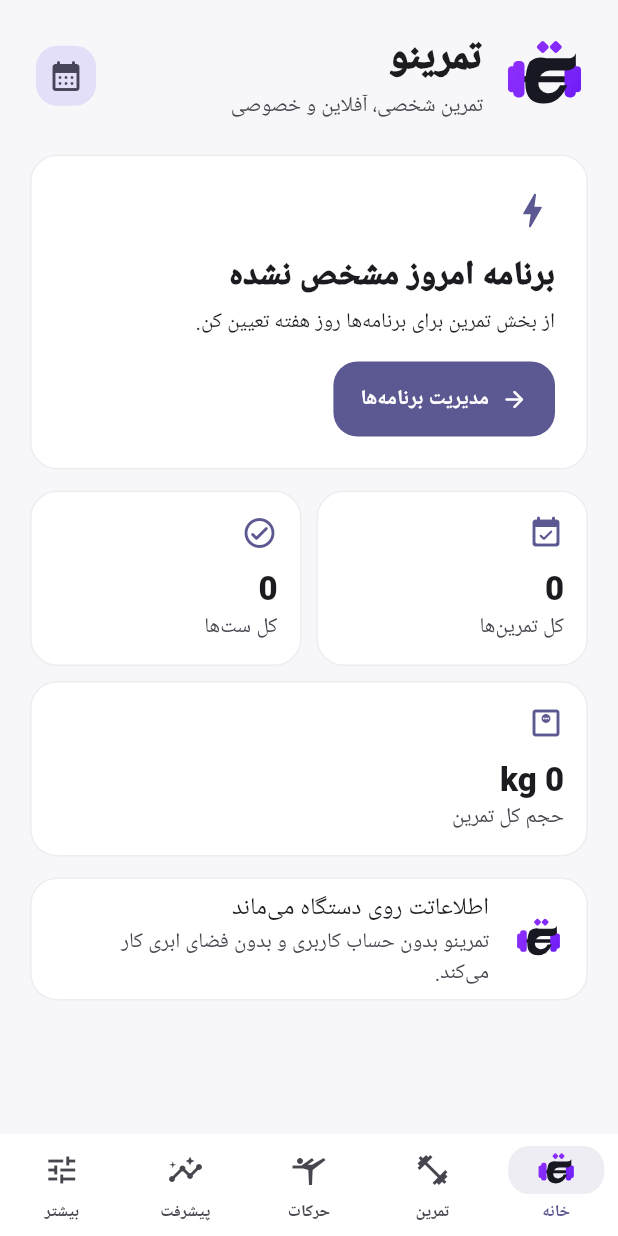
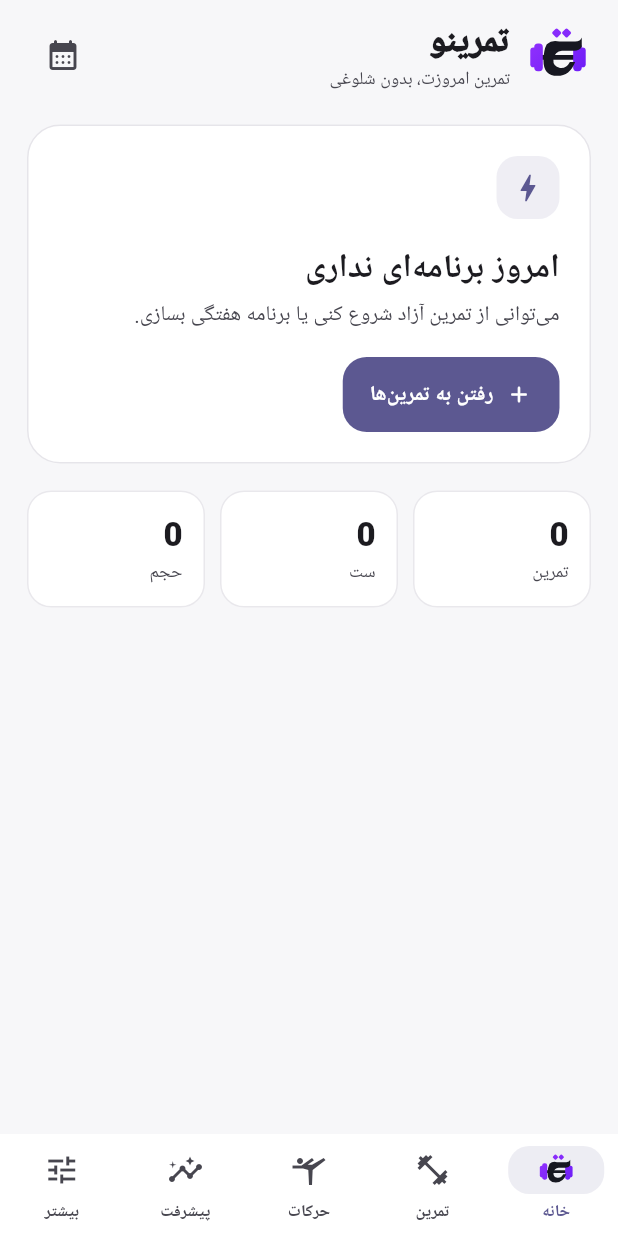
Before and after one commit to sahandse/tamrino, a Flutter app: the screen it shows after launch, on a phone screen of 412 x 824 dp. Run offline on Flutter 3.47's test engine with Material 3 defaults, Android fonts, the phone set to English and light mode, and no system bars; our stand-ins replace file_picker, flutter_local_notifications, flutter_timezone, shared_preferences, sqflite, timezone; accounts and stored records are empty.

Commit message:
design: simplify Tamrino home and settings UI

```diff
--- a/lib/features/home/home_screen.dart
+++ b/lib/features/home/home_screen.dart
@@ -35,16 +35,16 @@ class _HomeScreenState extends State<HomeScreen> {
     return Directionality(
       textDirection: TextDirection.rtl,
       child: Scaffold(
-        body: SafeArea(child: pages[index]),
+        body: SafeArea(child: IndexedStack(index: index, children: pages)),
         bottomNavigationBar: NavigationBar(
           selectedIndex: index,
           onDestinationSelected: (value) => setState(() => index = value),
           destinations: const [
-            NavigationDestination(icon: TamrinoLogo(size: 25), selectedIcon: TamrinoLogo(size: 28), label: 'خانه'),
-            NavigationDestination(icon: Icon(Icons.fitness_center_outlined), label: 'تمرین'),
-            NavigationDestination(icon: Icon(Icons.sports_gymnastics_outlined), label: 'حرکات'),
-            NavigationDestination(icon: Icon(Icons.insights_outlined), label: 'پیشرفت'),
-            NavigationDestination(icon: Icon(Icons.tune_outlined), label: 'بیشتر'),
+            NavigationDestination(icon: TamrinoLogo(size: 23), selectedIcon: TamrinoLogo(size: 26), label: 'خانه'),
+            NavigationDestination(icon: Icon(Icons.fitness_center_outlined), selectedIcon: Icon(Icons.fitness_center_rounded), label: 'تمرین'),
+            NavigationDestination(icon: Icon(Icons.sports_gymnastics_outlined), selectedIcon: Icon(Icons.sports_gymnastics_rounded), label: 'حرکات'),
+            NavigationDestination(icon: Icon(Icons.insights_outlined), selectedIcon: Icon(Icons.insights_rounded), label: 'پیشرفت'),
+            NavigationDestination(icon: Icon(Icons.tune_outlined), selectedIcon: Icon(Icons.tune_rounded), label: 'بیشتر'),
           ],
         ),
       ),
@@ -115,91 +115,111 @@ class _DashboardState extends State<_Dashboard> {
         final data = snapshot.data;
         final todayPlan = data?.plans.isNotEmpty == true ? data!.plans.first : null;
         final active = data?.active;
+
         return RefreshIndicator(
           onRefresh: () async => setState(() {}),
           child: ListView(
-            padding: const EdgeInsets.all(20),
+            padding: const EdgeInsets.fromLTRB(18, 12, 18, 28),
             children: [
               Row(children: [
-                const TamrinoLogo(size: 58),
-                const SizedBox(width: 12),
+                const TamrinoLogo(size: 44),
+                const SizedBox(width: 10),
                 Expanded(child: Column(crossAxisAlignment: CrossAxisAlignment.start, children: [
-                  Text('تمرینو', style: Theme.of(context).textTheme.headlineMedium?.copyWith(fontWeight: FontWeight.w900)),
-                  const SizedBox(height: 4),
-                  Text('تمرین شخصی، آفلاین و خصوصی', style: TextStyle(color: colors.onSurfaceVariant)),
+                  Text('تمرینو', style: Theme.of(context).textTheme.headlineSmall),
+                  Text('تمرین امروزت، بدون شلوغی', style: Theme.of(context).textTheme.bodySmall?.copyWith(color: colors.onSurfaceVariant)),
                 ])),
-                IconButton.filledTonal(
+                IconButton(
                   onPressed: () => Navigator.of(context).push(MaterialPageRoute(builder: (_) => const TrainingCalendarScreen())),
                   icon: const Icon(Icons.calendar_month_rounded),
+                  tooltip: 'تقویم',
                 ),
               ]),
               const SizedBox(height: 22),
               if (active != null) ...[
-                Card(
-                  color: colors.primaryContainer,
-                  child: Padding(
-                    padding: const EdgeInsets.all(20),
-                    child: Column(crossAxisAlignment: CrossAxisAlignment.stretch, children: [
-                      Row(children: [
-                        const TamrinoLogo(size: 38),
-                        const SizedBox(width: 10),
-                        Expanded(child: Text('جلسه تمرین فعال', style: Theme.of(context).textTheme.titleLarge?.copyWith(fontWeight: FontWeight.w900))),
+                Container(
+                  padding: const EdgeInsets.all(16),
+                  decoration: BoxDecoration(
+                    color: colors.primary.withValues(alpha: .09),
+                    borderRadius: BorderRadius.circular(18),
+                  ),
+                  child: Row(children: [
+                    Container(
+                      width: 42,
+                      height: 42,
+                      decoration: BoxDecoration(color: colors.primary, borderRadius: BorderRadius.circular(14)),
+                      child: Icon(Icons.play_arrow_rounded, color: colors.onPrimary),
+                    ),
+                    const SizedBox(width: 12),
+                    Expanded(child: Column(crossAxisAlignment: CrossAxisAlignment.start, children: [
+                      const Text('جلسه فعال', style: TextStyle(fontWeight: FontWeight.w900)),
+                      Text(active['plan_name'] as String? ?? 'تمرین', maxLines: 1, overflow: TextOverflow.ellipsis),
+                    ])),
+                    TextButton(onPressed: () => _resumeActive(active), child: const Text('ادامه')),
+                    IconButton(onPressed: () => _cancelActive(active), icon: const Icon(Icons.close_rounded), tooltip: 'لغو'),
                   ]),
-                      const SizedBox(height: 8),
-                      Text(active['plan_name'] as String? ?? 'تمرین'),
-                      const SizedBox(height: 14),
-                      Row(children: [
-                        Expanded(child: FilledButton.icon(onPressed: () => _resumeActive(active), icon: const Icon(Icons.play_arrow_rounded), label: const Text('ادامه تمرین'))),
-                        const SizedBox(width: 10),
-                        IconButton.outlined(onPressed: () => _cancelActive(active), icon: const Icon(Icons.close_rounded), tooltip: 'لغو جلسه'),
-                      ]),
-                    ]),
-                  ),
                 ),
                 const SizedBox(height: 14),
               ],
-              Card(
-                child: Padding(
-                  padding: const EdgeInsets.all(22),
+              Container(
+                padding: const EdgeInsets.all(20),
+                decoration: BoxDecoration(
+                  color: colors.surface,
+                  borderRadius: BorderRadius.circular(22),
+                  border: Border.all(color: colors.outlineVariant.withValues(alpha: .45)),
+                ),
                 child: Column(crossAxisAlignment: CrossAxisAlignment.start, children: [
-                    Icon(todayPlan == null ? Icons.bolt_rounded : Icons.fitness_center_rounded, color: colors.primary, size: 30),
-                    const SizedBox(height: 14),
-                    Text(todayPlan == null ? 'برنامه امروز مشخص نشده' : 'تمرین امروز', style: Theme.of(context).textTheme.titleLarge?.copyWith(fontWeight: FontWeight.w900)),
+                  Row(children: [
+                    Container(
+                      width: 42,
+                      height: 42,
+                      decoration: BoxDecoration(color: colors.primary.withValues(alpha: .1), borderRadius: BorderRadius.circular(14)),
+                      child: Icon(todayPlan == null ? Icons.bolt_rounded : Icons.fitness_center_rounded, color: colors.primary),
+                    ),
+                    const Spacer(),
+                    if (todayPlan?['scheduled_date'] != null)
+                      Container(
+                        padding: const EdgeInsets.symmetric(horizontal: 10, vertical: 6),
+                        decoration: BoxDecoration(color: colors.primary.withValues(alpha: .09), borderRadius: BorderRadius.circular(12)),
+                        child: Text('جابجا شده', style: TextStyle(color: colors.primary, fontSize: 11, fontWeight: FontWeight.w800)),
+                      ),
+                  ]),
+                  const SizedBox(height: 18),
+                  Text(todayPlan == null ? 'امروز برنامه‌ای نداری' : todayPlan['name'] as String, style: Theme.of(context).textTheme.titleLarge),
                   const SizedBox(height: 6),
-                    Text(todayPlan == null ? 'از بخش تمرین برای برنامه‌ها روز هفته تعیین کن.' : todayPlan['name'] as String),
-                    if (todayPlan?['scheduled_date'] != null) ...[
-                      const SizedBox(height: 6),
-                      Text('برای همین هفته جابه‌جا شده', style: TextStyle(color: colors.primary, fontWeight: FontWeight.w700)),
-                    ],
-                    const SizedBox(height: 16),
-                    FilledButton.icon(onPressed: widget.onOpenWorkouts, icon: const Icon(Icons.arrow_back_rounded), label: Text(todayPlan == null ? 'مدیریت برنامه‌ها' : 'رفتن به تمرین')),
+                  Text(
+                    todayPlan == null ? 'می‌توانی از تمرین آزاد شروع کنی یا برنامه هفتگی بسازی.' : 'همه‌چیز برای شروع آماده است.',
+                    style: TextStyle(color: colors.onSurfaceVariant),
+                  ),
+                  const SizedBox(height: 18),
+                  FilledButton.icon(
+                    onPressed: widget.onOpenWorkouts,
+                    icon: Icon(todayPlan == null ? Icons.add_rounded : Icons.play_arrow_rounded),
+                    label: Text(todayPlan == null ? 'رفتن به تمرین‌ها' : 'شروع تمرین'),
+                  ),
                 ]),
               ),
+              const SizedBox(height: 18),
+              Row(children: [
+                Expanded(child: _Metric(value: '${data?.summary['workout_count'] ?? 0}', label: 'تمرین')),
+                const SizedBox(width: 10),
+                Expanded(child: _Metric(value: '${data?.summary['set_count'] ?? 0}', label: 'ست')),
+                const SizedBox(width: 10),
+                Expanded(child: _Metric(value: _shortVolume(data?.summary['total_volume']), label: 'حجم')),
+              ]),
+              if (data?.recent.isNotEmpty == true) ...[
+                const SizedBox(height: 22),
+                Text('آخرین فعالیت', style: Theme.of(context).textTheme.titleMedium),
+                const SizedBox(height: 10),
+                Card(
+                  child: ListTile(
+                    contentPadding: const EdgeInsets.symmetric(horizontal: 16, vertical: 5),
+                    leading: const TamrinoLogo(size: 30),
+                    title: Text(data!.recent.first['plan_name'] as String? ?? 'تمرین'),
+                    subtitle: Text('${data.recent.first['set_count'] ?? 0} ست ثبت شده'),
+                    trailing: const Icon(Icons.chevron_left_rounded),
                   ),
-              const SizedBox(height: 14),
-              Row(children: [
-                Expanded(child: _MetricCard(icon: Icons.event_available_rounded, value: '${data?.summary['workout_count'] ?? 0}', label: 'کل تمرین‌ها')),
-                const SizedBox(width: 10),
-                Expanded(child: _MetricCard(icon: Icons.check_circle_outline_rounded, value: '${data?.summary['set_count'] ?? 0}', label: 'کل ست‌ها')),
-              ]),
-              const SizedBox(height: 10),
-              _MetricCard(icon: Icons.monitor_weight_outlined, value: _formatVolume(data?.summary['total_volume']), label: 'حجم کل تمرین'),
-              if (data?.recent.isNotEmpty == true) ...[
-                const SizedBox(height: 18),
-                Text('آخرین تمرین', style: Theme.of(context).textTheme.titleMedium?.copyWith(fontWeight: FontWeight.w900)),
-                const SizedBox(height: 8),
-                Card(child: ListTile(
-                  leading: const CircleAvatar(child: TamrinoLogo(size: 24)),
-                  title: Text(data!.recent.first['plan_name'] as String? ?? 'تمرین'),
-                  subtitle: Text('${data.recent.first['set_count'] ?? 0} ست'),
-                )),
+                ),
               ],
-              const SizedBox(height: 14),
-              Card(child: ListTile(
-                leading: const TamrinoLogo(size: 34),
-                title: const Text('اطلاعاتت روی دستگاه می‌ماند'),
-                subtitle: const Text('تمرینو بدون حساب کاربری و بدون فضای ابری کار می‌کند.'),
-              )),
             ],
           ),
         );
@@ -207,9 +227,10 @@ class _DashboardState extends State<_Dashboard> {
     );
   }
 
-  String _formatVolume(Object? value) {
+  String _shortVolume(Object? value) {
     final n = value is num ? value.toDouble() : 0.0;
-    return '${n.toStringAsFixed(n % 1 == 0 ? 0 : 1)} kg';
+    if (n >= 1000) return '${(n / 1000).toStringAsFixed(n >= 10000 ? 0 : 1)}k';
+    return n.toStringAsFixed(n % 1 == 0 ? 0 : 1);
   }
 }
 
@@ -221,23 +242,24 @@ class _DashboardData {
   final Map<String, Object?>? active;
 }
 
-class _MetricCard extends StatelessWidget {
-  const _MetricCard({required this.icon, required this.value, required this.label});
-  final IconData icon;
+class _Metric extends StatelessWidget {
+  const _Metric({required this.value, required this.label});
   final String value;
   final String label;
 
   @override
-  Widget build(BuildContext context) => Card(
-    child: Padding(
-      padding: const EdgeInsets.all(16),
+  Widget build(BuildContext context) => Container(
+        padding: const EdgeInsets.symmetric(horizontal: 14, vertical: 15),
+        decoration: BoxDecoration(
+          color: Theme.of(context).colorScheme.surface,
+          borderRadius: BorderRadius.circular(16),
+          border: Border.all(color: Theme.of(context).colorScheme.outlineVariant.withValues(alpha: .4)),
+        ),
         child: Column(crossAxisAlignment: CrossAxisAlignment.start, children: [
-        Icon(icon, color: Theme.of(context).colorScheme.primary),
-        const SizedBox(height: 12),
-        Text(value, style: Theme.of(context).textTheme.titleLarge?.copyWith(fontWeight: FontWeight.w900)),
-        Text(label, style: TextStyle(color: Theme.of(context).colorScheme.onSurfaceVariant)),
+          Text(value, style: Theme.of(context).textTheme.titleLarge),
+          const SizedBox(height: 2),
+          Text(label, style: Theme.of(context).textTheme.bodySmall?.copyWith(color: Theme.of(context).colorScheme.onSurfaceVariant)),
         ]),
-    ),
       );
 }
 
@@ -269,43 +291,73 @@ class _SettingsPageState extends State<_SettingsPage> {
   Widget build(BuildContext context) {
     final local = LocalBackupService();
     return ListView(
-      padding: const EdgeInsets.all(20),
+      padding: const EdgeInsets.fromLTRB(18, 14, 18, 28),
       children: [
-        const TamrinoLogo(size: 54, showWordmark: true),
-        const SizedBox(height: 8),
-        Text('بیشتر', style: Theme.of(context).textTheme.headlineMedium?.copyWith(fontWeight: FontWeight.w900)),
-        const SizedBox(height: 20),
-        Card(child: ListTile(
-          leading: const Icon(Icons.notifications_active_outlined),
-          title: const Text('یادآوری تمرین'),
-          subtitle: const Text('تنظیم اعلان هفتگی برای برنامه‌ها'),
-          trailing: const Icon(Icons.chevron_left_rounded),
+        Row(children: [
+          const TamrinoLogo(size: 42),
+          const SizedBox(width: 10),
+          Text('بیشتر', style: Theme.of(context).textTheme.headlineSmall),
+        ]),
+        const SizedBox(height: 22),
+        _SettingTile(
+          icon: Icons.notifications_none_rounded,
+          title: 'یادآوری تمرین',
+          subtitle: 'اعلان هفتگی برنامه‌ها',
           onTap: () => Navigator.of(context).push(MaterialPageRoute(builder: (_) => const WorkoutRemindersScreen())),
-        )),
-        const SizedBox(height: 14),
-        Card(child: Column(children: [
-          ListTile(
-            leading: const Icon(Icons.save_alt_rounded),
-            title: const Text('بکاپ محلی'),
-            subtitle: const Text('ذخیره فایل اطلاعات روی گوشی'),
+        ),
+        const SizedBox(height: 10),
+        _SettingTile(
+          icon: Icons.save_alt_rounded,
+          title: 'بکاپ محلی',
+          subtitle: 'ذخیره فایل اطلاعات روی گوشی',
           onTap: busy ? null : () => run(() async { await local.exportBackup(); }, 'بکاپ محلی ساخته شد.'),
         ),
-          const Divider(height: 1),
-          ListTile(
-            leading: const Icon(Icons.restore_rounded),
-            title: const Text('بازیابی بکاپ محلی'),
-            subtitle: const Text('بازیابی اطلاعات از فایل بکاپ'),
+        const SizedBox(height: 10),
+        _SettingTile(
+          icon: Icons.restore_rounded,
+          title: 'بازیابی بکاپ',
+          subtitle: 'برگرداندن اطلاعات از فایل',
           onTap: busy ? null : () => run(local.restoreFromPicker, 'اطلاعات بازیابی شد.'),
         ),
+        const SizedBox(height: 22),
+        Container(
+          padding: const EdgeInsets.all(16),
+          decoration: BoxDecoration(
+            color: Theme.of(context).colorScheme.primary.withValues(alpha: .07),
+            borderRadius: BorderRadius.circular(18),
+          ),
+          child: Row(children: [
+            const TamrinoLogo(size: 34),
+            const SizedBox(width: 12),
+            Expanded(child: Column(crossAxisAlignment: CrossAxisAlignment.start, children: [
+              const Text('کاملاً آفلاین', style: TextStyle(fontWeight: FontWeight.w900)),
+              const SizedBox(height: 2),
+              Text('اطلاعات تمرین فقط روی دستگاه ذخیره می‌شود.', style: Theme.of(context).textTheme.bodySmall),
             ])),
-        const SizedBox(height: 14),
-        const Card(child: ListTile(
-          leading: TamrinoLogo(size: 34),
-          title: Text('حریم خصوصی'),
-          subtitle: Text('اطلاعات تمرین فقط روی دستگاه ذخیره می‌شود و بکاپ ابری در برنامه وجود ندارد.'),
-        )),
+          ]),
+        ),
         if (busy) ...[const SizedBox(height: 18), const Center(child: CircularProgressIndicator())],
       ],
     );
   }
 }
+
+class _SettingTile extends StatelessWidget {
+  const _SettingTile({required this.icon, required this.title, required this.subtitle, required this.onTap});
+  final IconData icon;
+  final String title;
+  final String subtitle;
+  final VoidCallback? onTap;
+
+  @override
+  Widget build(BuildContext context) => Card(
+        child: ListTile(
+          contentPadding: const EdgeInsets.symmetric(horizontal: 16, vertical: 6),
+          leading: Icon(icon),
+          title: Text(title, style: const TextStyle(fontWeight: FontWeight.w800)),
+          subtitle: Text(subtitle),
+          trailing: const Icon(Icons.chevron_left_rounded),
+          onTap: onTap,
+        ),
+      );
+}
```
Lines whose indentation alone changed are shown as unchanged.
